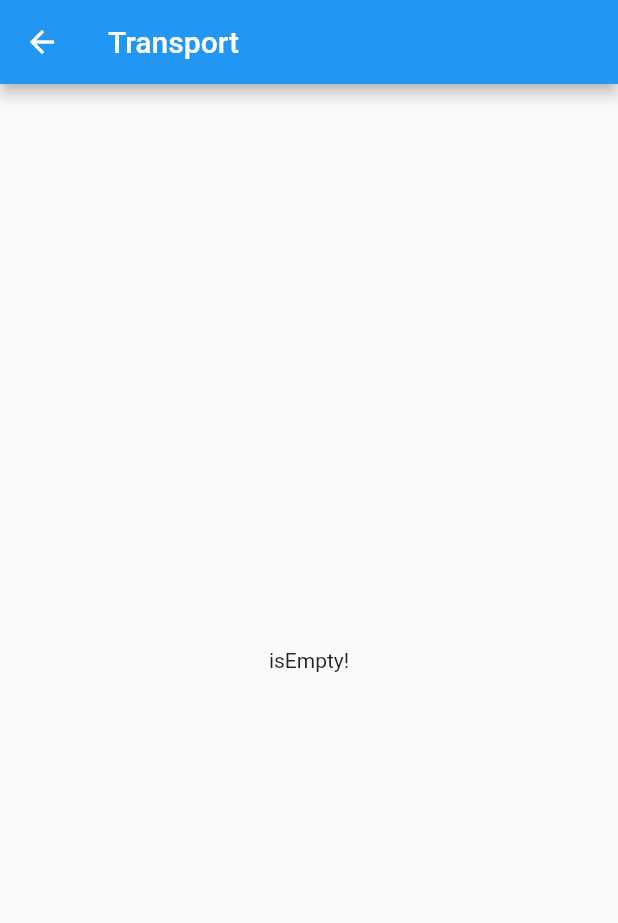
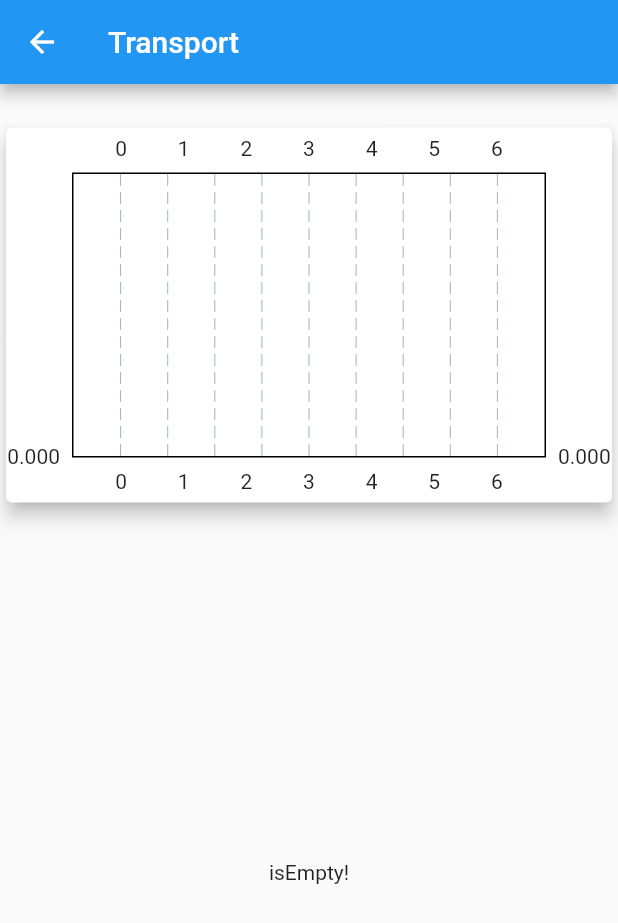
Before and after one commit to F-Reza/Expense_Tracker_App, a Flutter app: the screen it shows after launch, after a tap on "Transport", on a phone screen of 412 x 824 dp. Shown: the top 923 px of the screen. Run offline on Flutter 3.47's test engine with Material 2 defaults, Android fonts, the phone set to English and light mode, and no system bars; drawn by our look-alikes of fl_chart; our stand-ins replace sqflite; accounts and stored records are empty.

Commit message:
BarChart Implementation done

```diff
--- a/lib/provider/expense_provider.dart
+++ b/lib/provider/expense_provider.dart
@@ -1,3 +1,4 @@
+
 import 'package:flutter/foundation.dart';
 import '../db/db_helper.dart';
 import '../models/exp_category_model.dart';
@@ -19,7 +20,7 @@ class ExpenseProvider extends ChangeNotifier {
     notifyListeners();
   }
 
-
+  //Get Expense
   getExpense(String title) async{
     _expenses = await DBHelper.getExpensesByTitle(title);
     notifyListeners();
@@ -53,17 +54,57 @@ class ExpenseProvider extends ChangeNotifier {
     return false;
   }
 
+  getAllExpense() async{
+    _expenses = await DBHelper.getAllExpense();
+    notifyListeners();
+  }
+
+
+  //Delete Expense
+  Future<void> deleteExpense(int expId, String category, double amount) async {
+
+    _expenses.removeWhere((element) => element.id == expId);
+    notifyListeners();
+
+    var ex = findCategory(category);
+    updateCategory(
+        category,
+        ex.entries - 1,
+        ex.totalAmount - amount
+    );
+    notifyListeners();
+  }
+
+  deleteExpense1(int expId, String category, double amount) async {
+    final rowId = await DBHelper.deleteExpense1(expId);
+    if(rowId > 0) {
+      _expenses.removeWhere((element) => element.id == expId);
+      notifyListeners();
+
+      var ex = findCategory(category);
+      updateCategory(
+          category,
+          ex.entries - 1,
+          ex.totalAmount - amount
+      );
+    }
+  }
+
+
+
   ExpenseCategory findCategory(String title) {
     return _categories.firstWhere((element) => element.title == title);
   }
-  /*Map<String, dynamic> calculateEntriesAndAmount(String category) {
+
+  //Calculate Entries And Amount
+  Map<String, dynamic> calculateEntriesAndAmount(String category) {
     double total = 0.0;
     var list = _expenses.where((element) => element.category == category);
     for (final i in list) {
       total += i.amount;
     }
     return {'entries': list.length, 'totalAmount': total};
-  }*/
+  }
 
   //Calculate Total Expenses
   double calculateTotalExpenses() {
@@ -71,5 +112,33 @@ class ExpenseProvider extends ChangeNotifier {
         0.0, (previousValue, element) => previousValue + element.totalAmount);
   }
 
+  List<Map<String, dynamic>> calculateWeekExpenses() {
+    List<Map<String, dynamic>> data = [];
+
+    // we know that we need 7 entries
+    for (int i = 0; i < 7; i++) {
+      // 1 total for each entry
+      double total = 0.0;
+      // subtract i from today to get previous dates.
+      final weekDay = DateTime.now().subtract(Duration(days: i));
+
+      // check how many transacitons happened that day
+      /*for (int j = 0; j < _expenses.length; j++) {
+        var year =1;
+        if (_expenses[j].date.year == weekDay.year &&
+            _expenses[j].date.month == weekDay.month &&
+            _expenses[j].date.day == weekDay.day) {
+          // if found then add the amount to total
+          total += _expenses[j].amount;
+        }
+      }*/
+
+      // add to a list
+      data.add({'day': weekDay, 'amount': total});
+    }
+    // return the list
+    return data;
+  }
+
 
 }
--- /dev/null
+++ b/lib/widgets/all_expenses_screen/expense_chart.dart
@@ -0,0 +1,46 @@
+
+import 'package:fl_chart/fl_chart.dart';
+import 'package:flutter/material.dart';
+import 'package:provider/provider.dart';
+
+import '../../provider/expense_provider.dart';
+
+class ExpenseChart extends StatefulWidget {
+  const ExpenseChart(this.category, {super.key});
+  final String category;
+
+  @override
+  State<ExpenseChart> createState() => _ExpenseChartState();
+}
+
+class _ExpenseChartState extends State<ExpenseChart> {
+  @override
+  Widget build(BuildContext context) {
+  return Consumer<ExpenseProvider>(
+        builder: (context, provider, _) {
+          var maxY = provider.calculateEntriesAndAmount(widget.category)['totalAmount'];
+          var list = provider.calculateWeekExpenses().reversed.toList();
+          return BarChart(
+            BarChartData(
+              minY: 0,
+              maxY: maxY,
+              barGroups: [
+                ...list.map(
+                      (e) => BarChartGroupData(
+                    x: list.indexOf(e),
+                    barRods: [
+                      BarChartRodData(
+                        toY: e['amount'],
+                        width: 20.0,
+                        borderRadius: BorderRadius.zero,
+                      ),
+                    ],
+                  ),
+                ),
+              ],
+          ),
+        );
+      }
+    );
+  }
+}
--- a/lib/widgets/all_expenses_screen/total_chart.dart
+++ b/lib/widgets/all_expenses_screen/total_chart.dart
@@ -1,7 +1,6 @@
 import 'package:flutter/material.dart';
 import 'package:fl_chart/fl_chart.dart';
 import 'package:provider/provider.dart';
-
 import '../../provider/expense_provider.dart';
 
 class TotalChart extends StatefulWidget {
@@ -28,10 +27,19 @@ class _TotalChartState extends State<TotalChart> {
                   mainAxisAlignment: MainAxisAlignment.center,
                   crossAxisAlignment: CrossAxisAlignment.start,
                   children: [
-                    Text('Total Expense: $totalExp',style: const TextStyle(fontSize: 16,),),
+                    FittedBox(
+                      alignment: Alignment.center,
+                      fit: BoxFit.scaleDown,
+                      child: Text('Total Expense: $totalExp',
+                        textScaleFactor: 1.1,
+                        style: const TextStyle(
+                          fontWeight: FontWeight.bold,
+                          ),
+                      ),
+                    ),
                     const SizedBox(height: 5,),
                     ...list.map((e) => Padding(
-                      padding: const EdgeInsets.symmetric(vertical: 5.0),
+                      padding: const EdgeInsets.symmetric(vertical: 2.0),
                       child: Row(
                         children: [
                           Container(
--- a/lib/widgets/category_screen/category_fetcher.dart
+++ b/lib/widgets/category_screen/category_fetcher.dart
@@ -45,7 +45,7 @@ class _CategoryFetcherState extends State<CategoryFetcher> {
                     elevation: 5,
                     color: Colors.white,
                     child: SizedBox(
-                      height: 220,
+                      height: 190,
                       child: TotalChart(),
                     ),
                   ),
--- a/lib/widgets/category_screen/category_list.dart
+++ b/lib/widgets/category_screen/category_list.dart
@@ -28,11 +28,11 @@ class CategoryList extends StatelessWidget {
                         ExpensePage(expenseCategory: model)),
                   );
                 },
-                leading: Icon(model.icon,size: 35,color: Colors.blue,),
+                leading: Icon(model.icon,size: 30,color: Colors.blue,),
                 title: Text(model.title,style: const TextStyle(fontSize: 16,color: Colors.blue)),
                 subtitle: Text('entries: ${model.entries}'),
                 trailing: Text('৳ ${model.totalAmount.toStringAsFixed(2)}',
-                    style: const TextStyle(fontSize: 16,color: Colors.blue)),
+                    style: const TextStyle(fontSize: 16,)),
               ),
             );
           }
--- a/lib/widgets/expense_screen/expense_fetcher.dart
+++ b/lib/widgets/expense_screen/expense_fetcher.dart
@@ -1,6 +1,7 @@
 import 'package:flutter/material.dart';
 import 'package:provider/provider.dart';
 import '../../provider/expense_provider.dart';
+import '../all_expenses_screen/expense_chart.dart';
 import 'expense_list.dart';
 
 class ExpenseFetcher extends StatefulWidget {
@@ -34,7 +35,20 @@ class _ExpenseFetcherState extends State<ExpenseFetcher> {
           if (snapshot.hasError) {
             return const Center(child: Text('Failed to fetch data'));
           } else {
-            return const ExpenseList();
+            return Column(
+              children: [
+                const SizedBox(height: 25,),
+                Card(
+                  elevation: 5,
+                  color: Colors.white,
+                  child: SizedBox(
+                    height: 250,
+                    child: ExpenseChart(widget.category),
+                  ),
+                ),
+                const Expanded(child: ExpenseList()),
+              ],
+            );
           }
         } else {
           return const CircularProgressIndicator();
```
Also changed, not shown: lib/db/db_helper.dart (+14 -0 lines).
